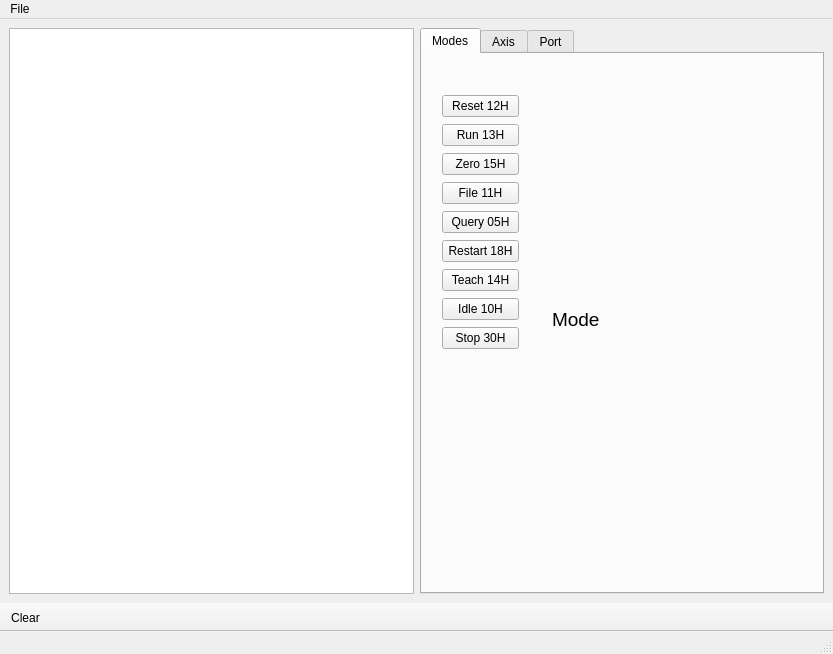
First picture: the form in main.ui, repository kukuruuza/ruuz, before the edit.
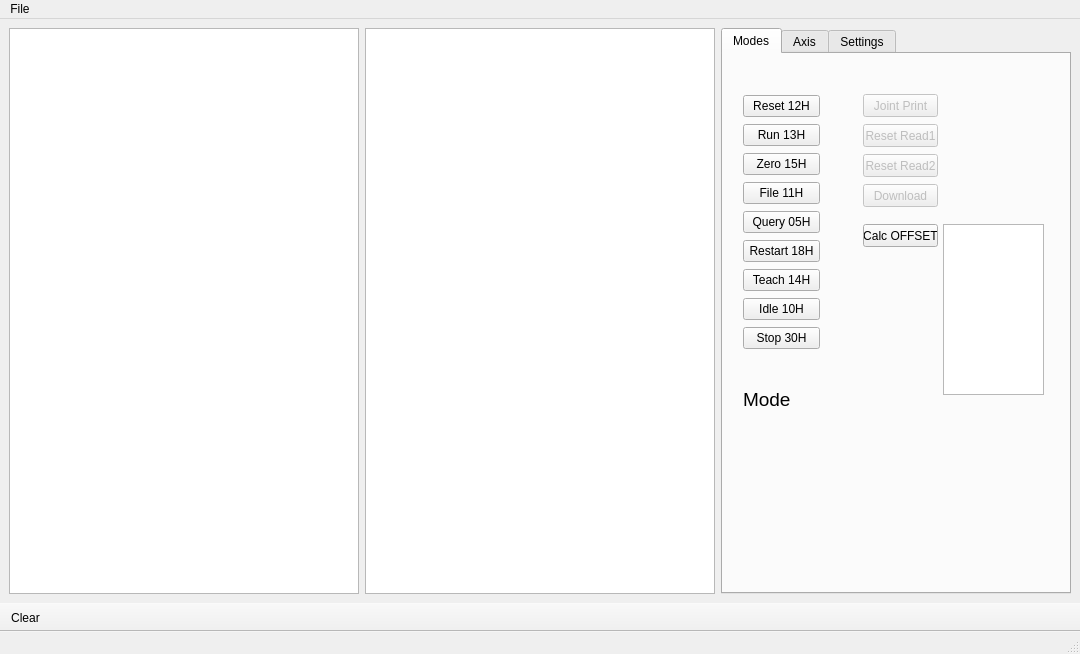
Second picture: the form after the edit. The open tabs and pages were chosen to show the change. Icons and pictures are not drawn.

Commit message: продолжение разработки

Diff of the .ui file:
```diff
--- a/main.ui
+++ b/main.ui
@@ -6,7 +6,7 @@
    <rect>
     <x>0</x>
     <y>0</y>
-    <width>833</width>
+    <width>1080</width>
     <height>654</height>
    </rect>
   </property>
@@ -34,6 +34,9 @@
       </property>
      </widget>
     </item>
+    <item>
+     <widget class="QTextEdit" name="textEdit"/>
+    </item>
     <item>
      <widget class="QTabWidget" name="tabWidget">
       <property name="currentIndex">
@@ -121,8 +124,8 @@
        <widget class="QLabel" name="lblMode">
         <property name="geometry">
          <rect>
-          <x>130</x>
-          <y>250</y>
+          <x>20</x>
+          <y>330</y>
           <width>111</width>
           <height>31</height>
          </rect>
@@ -136,6 +139,96 @@
          <string>Mode</string>
         </property>
        </widget>
+       <widget class="QPushButton" name="btnJP">
+        <property name="enabled">
+         <bool>false</bool>
+        </property>
+        <property name="geometry">
+         <rect>
+          <x>140</x>
+          <y>40</y>
+          <width>75</width>
+          <height>23</height>
+         </rect>
+        </property>
+        <property name="text">
+         <string>Joint Print</string>
+        </property>
+       </widget>
+       <widget class="QPushButton" name="btnResetRead1">
+        <property name="enabled">
+         <bool>false</bool>
+        </property>
+        <property name="geometry">
+         <rect>
+          <x>140</x>
+          <y>70</y>
+          <width>75</width>
+          <height>23</height>
+         </rect>
+        </property>
+        <property name="text">
+         <string>Reset Read1</string>
+        </property>
+       </widget>
+       <widget class="QPushButton" name="btnResetRead2">
+        <property name="enabled">
+         <bool>false</bool>
+        </property>
+        <property name="geometry">
+         <rect>
+          <x>140</x>
+          <y>100</y>
+          <width>75</width>
+          <height>23</height>
+         </rect>
+        </property>
+        <property name="text">
+         <string>Reset Read2</string>
+        </property>
+       </widget>
+       <widget class="QPushButton" name="btnDownload">
+        <property name="enabled">
+         <bool>false</bool>
+        </property>
+        <property name="geometry">
+         <rect>
+          <x>140</x>
+          <y>130</y>
+          <width>75</width>
+          <height>23</height>
+         </rect>
+        </property>
+        <property name="text">
+         <string>Download</string>
+        </property>
+       </widget>
+       <widget class="QPushButton" name="btnCalcOffset">
+        <property name="enabled">
+         <bool>true</bool>
+        </property>
+        <property name="geometry">
+         <rect>
+          <x>140</x>
+          <y>170</y>
+          <width>75</width>
+          <height>23</height>
+         </rect>
+        </property>
+        <property name="text">
+         <string>Calc OFFSET</string>
+        </property>
+       </widget>
+       <widget class="QListWidget" name="listWidget_offsets">
+        <property name="geometry">
+         <rect>
+          <x>220</x>
+          <y>170</y>
+          <width>101</width>
+          <height>171</height>
+         </rect>
+        </property>
+       </widget>
       </widget>
       <widget class="QWidget" name="tab_axis">
        <attribute name="title">
@@ -522,7 +615,7 @@
       </widget>
       <widget class="QWidget" name="tab_port">
        <attribute name="title">
-        <string>Port</string>
+        <string>Settings</string>
        </attribute>
        <widget class="QWidget" name="layoutWidget">
         <property name="geometry">
@@ -706,7 +799,7 @@
     <rect>
      <x>0</x>
      <y>0</y>
-     <width>833</width>
+     <width>1080</width>
      <height>21</height>
     </rect>
    </property>
```
Left out of the diff: 22 changed lines with no effect on the pictures. The commit also changes 2 other files.
